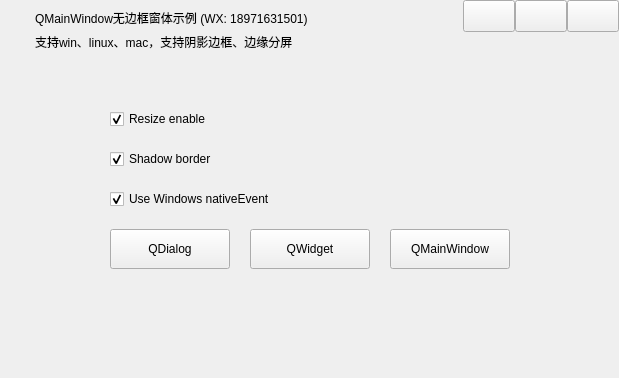
First picture: the form in examples/demo/mainwindow.ui, repository jwait/qt-frameless, before the edit.
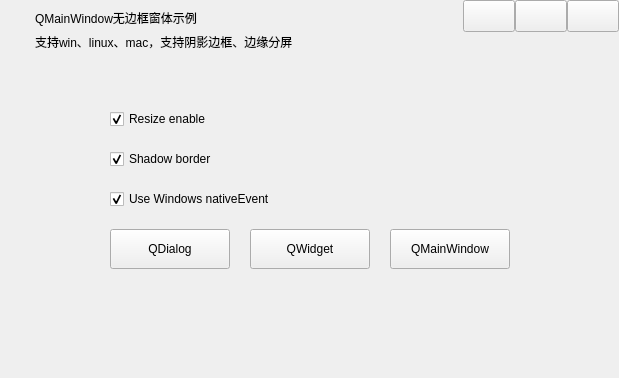
Second picture: the form after the edit.

Patch:
```diff
--- a/examples/demo/mainwindow.ui
+++ b/examples/demo/mainwindow.ui
@@ -99,7 +99,7 @@
                </sizepolicy>
               </property>
               <property name="text">
-               <string>QMainWindow无边框窗体示例 (WX: 18971631501)</string>
+               <string>QMainWindow无边框窗体示例</string>
               </property>
              </widget>
             </item>
```
